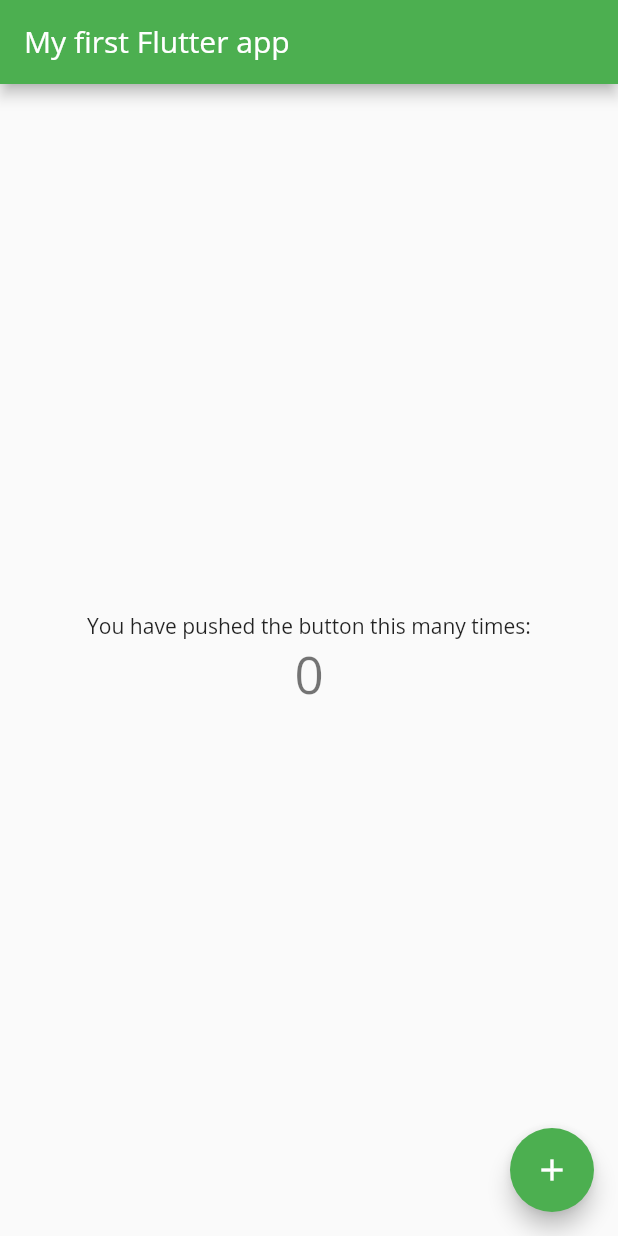
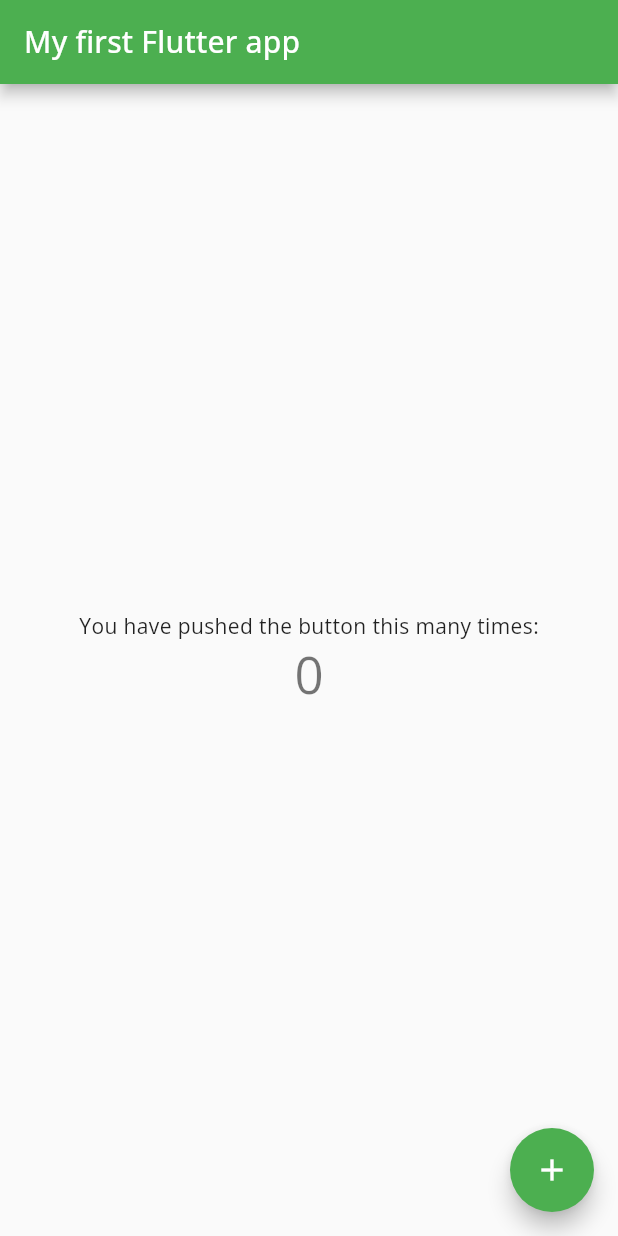
Before and after one commit to haukurmar/first_flutter_app, a Flutter app: the screen it shows after launch, on a phone screen of 412 x 824 dp. Run offline on Flutter 3.47's test engine with Material 2 defaults, Android fonts, the phone set to English and light mode, and no system bars; our stand-ins replace google_fonts.

Commit message:
Add ThemeData for TextTheme to use OpenSans

```diff
--- a/lib/main.dart
+++ b/lib/main.dart
@@ -1,4 +1,5 @@
 import 'package:flutter/material.dart';
+import 'package:google_fonts/google_fonts.dart';
 
 void main() {
   runApp(MyApp());
@@ -11,10 +12,36 @@ class MyApp extends StatelessWidget {
     return MaterialApp(
       title: 'Flutter Demo',
       theme: ThemeData(
-        fontFamily: "OpenSans",
-        primarySwatch: Colors.green,
-        visualDensity: VisualDensity.adaptivePlatformDensity,
-      ),
+          primarySwatch: Colors.green,
+          visualDensity: VisualDensity.adaptivePlatformDensity,
+          textTheme: TextTheme(
+            headline1: GoogleFonts.openSans(
+                fontSize: 95, fontWeight: FontWeight.w300, letterSpacing: -1.5),
+            headline2: GoogleFonts.openSans(
+                fontSize: 59, fontWeight: FontWeight.w300, letterSpacing: -0.5),
+            headline3:
+                GoogleFonts.openSans(fontSize: 48, fontWeight: FontWeight.w400),
+            headline4: GoogleFonts.openSans(
+                fontSize: 34, fontWeight: FontWeight.w400, letterSpacing: 0.25),
+            headline5:
+                GoogleFonts.openSans(fontSize: 24, fontWeight: FontWeight.w400),
+            headline6: GoogleFonts.openSans(
+                fontSize: 20, fontWeight: FontWeight.w500, letterSpacing: 0.15),
+            subtitle1: GoogleFonts.openSans(
+                fontSize: 16, fontWeight: FontWeight.w400, letterSpacing: 0.15),
+            subtitle2: GoogleFonts.openSans(
+                fontSize: 14, fontWeight: FontWeight.w500, letterSpacing: 0.1),
+            bodyText1: GoogleFonts.openSans(
+                fontSize: 16, fontWeight: FontWeight.w400, letterSpacing: 0.5),
+            bodyText2: GoogleFonts.openSans(
+                fontSize: 14, fontWeight: FontWeight.w400, letterSpacing: 0.25),
+            button: GoogleFonts.openSans(
+                fontSize: 14, fontWeight: FontWeight.w500, letterSpacing: 1.25),
+            caption: GoogleFonts.openSans(
+                fontSize: 12, fontWeight: FontWeight.w400, letterSpacing: 0.4),
+            overline: GoogleFonts.openSans(
+                fontSize: 10, fontWeight: FontWeight.w400, letterSpacing: 1.5),
+          )),
       home: MyHomePage(title: 'My first Flutter app'),
     );
   }
@@ -42,7 +69,16 @@ class _MyHomePageState extends State<MyHomePage> {
   Widget build(BuildContext context) {
     return Scaffold(
       appBar: AppBar(
-        title: Text(widget.title),
+        title: Text(
+          widget.title,
+          style: TextStyle(
+              fontFamily: Theme.of(context).textTheme.headline6.fontFamily,
+              fontSize: Theme.of(context).textTheme.headline6.fontSize,
+              fontWeight: Theme.of(context).textTheme.headline6.fontWeight,
+              letterSpacing:
+                  Theme.of(context).textTheme.headline6.letterSpacing,
+              color: Colors.white),
+        ),
       ),
       body: Center(
         child: Column(
--- a/pubspec.yaml
+++ b/pubspec.yaml
@@ -28,6 +28,7 @@ dependencies:
   # The following adds the Cupertino Icons font to your application.
   # Use with the CupertinoIcons class for iOS style icons.
   cupertino_icons: ^0.1.3
+  google_fonts: ^1.1.0
 
 dev_dependencies:
   flutter_test:
```
Also changed, not shown: pubspec.lock, 6 other files.
